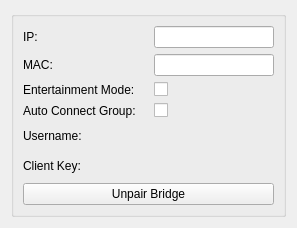
Above: qt/ManualDevicesSettingsPage/PhilipsHueSettingsEntry/PhilipsHueSettingsEntry.ui from CalcProgrammer1/OpenRGB before the change. Below: the same form after it.
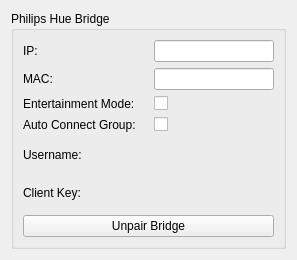
That is the form after the change.

The edit to the form file:
```diff
--- a/qt/ManualDevicesSettingsPage/PhilipsHueSettingsEntry/PhilipsHueSettingsEntry.ui
+++ b/qt/ManualDevicesSettingsPage/PhilipsHueSettingsEntry/PhilipsHueSettingsEntry.ui
@@ -7,7 +7,7 @@
     <x>0</x>
     <y>0</y>
     <width>297</width>
-    <height>228</height>
+    <height>260</height>
    </rect>
   </property>
   <property name="sizePolicy">
@@ -23,7 +23,7 @@
    <item row="1" column="0" colspan="2">
     <widget class="QGroupBox" name="groupBox">
      <property name="title">
-      <string/>
+      <string>Philips Hue Bridge</string>
      </property>
      <layout class="QGridLayout" name="gridLayout_2">
       <item row="3" column="0">
```
